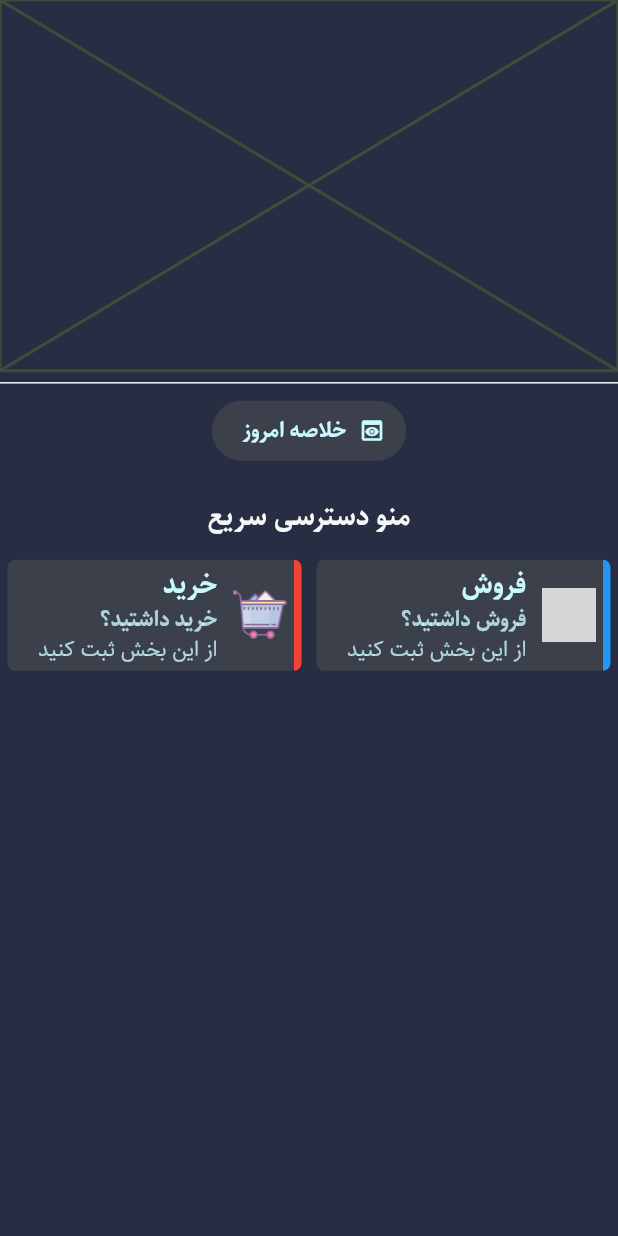
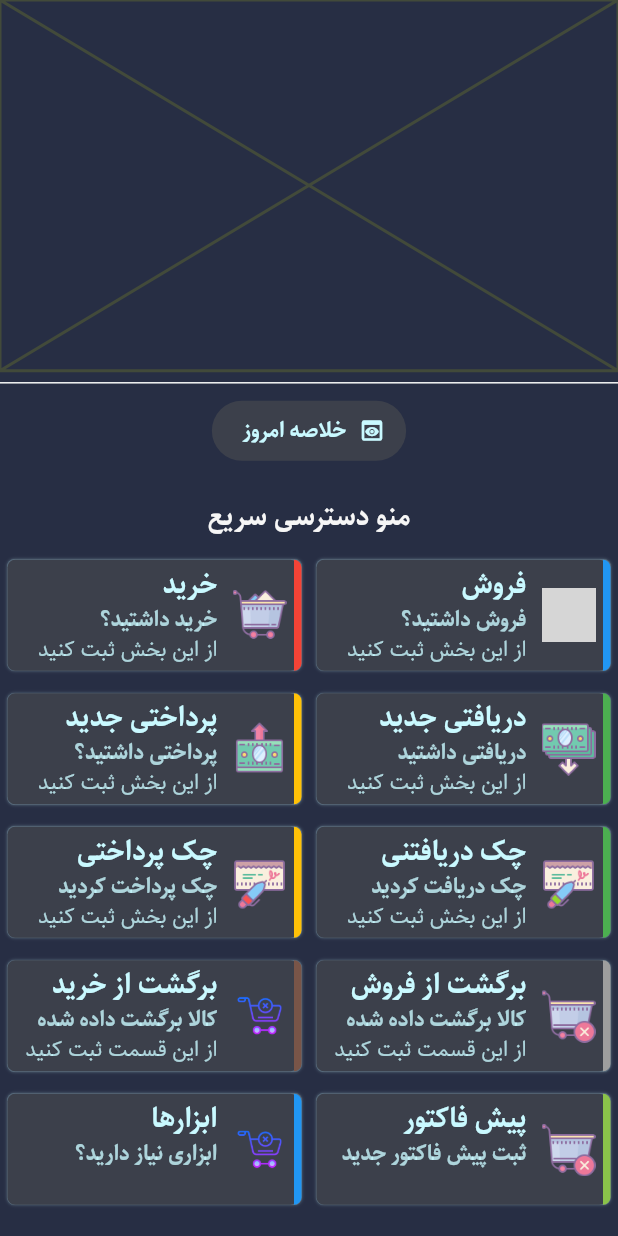
Before and after one commit to iam-hosseindarvishi/sell_pro, a Flutter app: the HomePage widget shown alone on an empty page, opened directly, on a phone screen of 412 x 824 dp. Run offline on Flutter 3.47's test engine with Material 3 defaults, Android fonts, the phone set to English and light mode, and no system bars; our stand-ins replace flutter_riverpod, hexcolor, image_picker; grey boxes are pictures that could not be loaded.

Commit message:
feat: complate quick access menu

```diff
--- a/lib/src/features/home/presentation/screens/home_page.dart
+++ b/lib/src/features/home/presentation/screens/home_page.dart
@@ -62,6 +62,96 @@ class _HomePageState extends ConsumerState<HomePage> {
                     subText: "از این بخش ثبت کنید",
                   )
                 ],
+              ),
+              const SizedBox(
+                height: 15,
+              ),
+              Row(
+                mainAxisSize: MainAxisSize.max,
+                mainAxisAlignment: MainAxisAlignment.spaceEvenly,
+                children: [
+                  QuickAccessMenuItem(
+                    borderColor: Colors.green,
+                    icon: "assets/icons/request-money.png",
+                    subTitle: "دریافتی داشتید",
+                    subText: "از این بخش ثبت کنید",
+                    title: "دریافتی جدید",
+                  ),
+                  QuickAccessMenuItem(
+                    borderColor: Colors.amber,
+                    icon: "assets/icons/pay-money.png",
+                    subTitle: "پرداختی داشتید؟",
+                    title: "پرداختی جدید",
+                    subText: "از این بخش ثبت کنید",
+                  )
+                ],
+              ),
+              const SizedBox(
+                height: 15,
+              ),
+              Row(
+                mainAxisSize: MainAxisSize.max,
+                mainAxisAlignment: MainAxisAlignment.spaceEvenly,
+                children: [
+                  QuickAccessMenuItem(
+                    borderColor: Colors.green,
+                    icon: "assets/icons/cheque-book-2.png",
+                    subTitle: "چک دریافت کردید",
+                    subText: "از این بخش ثبت کنید",
+                    title: "چک دریافتنی",
+                  ),
+                  QuickAccessMenuItem(
+                    borderColor: Colors.amber,
+                    icon: "assets/icons/cheque-book-1.png",
+                    subTitle: "چک پرداخت کردید",
+                    subText: "از این بخش ثبت کنید",
+                    title: "چک پرداختی",
+                  )
+                ],
+              ),
+              const SizedBox(
+                height: 15,
+              ),
+              Row(
+                mainAxisSize: MainAxisSize.max,
+                mainAxisAlignment: MainAxisAlignment.spaceEvenly,
+                children: [
+                  QuickAccessMenuItem(
+                    borderColor: Colors.grey,
+                    icon: "assets/icons/clear-shopping-cart.png",
+                    subTitle: "کالا برگشت داده شده",
+                    subText: "از این قسمت ثبت کنید",
+                    title: "برگشت از فروش",
+                  ),
+                  QuickAccessMenuItem(
+                    borderColor: Colors.brown,
+                    icon: "assets/icons/clear-shopping-cart-2.png",
+                    subTitle: "کالا برگشت داده شده",
+                    subText: "از این قسمت ثبت کنید",
+                    title: "برگشت از خرید",
+                  )
+                ],
+              ),
+              const SizedBox(
+                height: 15,
+              ),
+              Row(
+                mainAxisSize: MainAxisSize.max,
+                mainAxisAlignment: MainAxisAlignment.spaceEvenly,
+                children: [
+                  QuickAccessMenuItem(
+                    borderColor: Colors.lightGreen,
+                    icon: "assets/icons/clear-shopping-cart.png",
+                    subTitle: "ثبت پیش فاکتور جدید",
+                    title: "پیش فاکتور",
+                  ),
+                  QuickAccessMenuItem(
+                    borderColor: Colors.blue,
+                    icon: "assets/icons/clear-shopping-cart-2.png",
+                    subTitle: "ابزاری نیاز دارید؟",
+                    title: "ابزارها",
+                  )
+                ],
               )
             ],
           ),
--- a/lib/src/features/home/presentation/widgets/quick_access_menu_item.dart
+++ b/lib/src/features/home/presentation/widgets/quick_access_menu_item.dart
@@ -21,6 +21,12 @@ class QuickAccessMenuItem extends StatelessWidget {
         margin: const EdgeInsets.only(right: 5, left: 5),
         padding: const EdgeInsets.symmetric(horizontal: 5, vertical: 4),
         decoration: BoxDecoration(
+          boxShadow: [
+            BoxShadow(
+                blurStyle: BlurStyle.solid,
+                color: Theme.of(context).colorScheme.onPrimary.withOpacity(.3),
+                blurRadius: 1)
+          ],
           color: Theme.of(context).colorScheme.primary,
           borderRadius: BorderRadius.circular(5),
           border: Border(right: BorderSide(color: borderColor, width: 5)),
```
